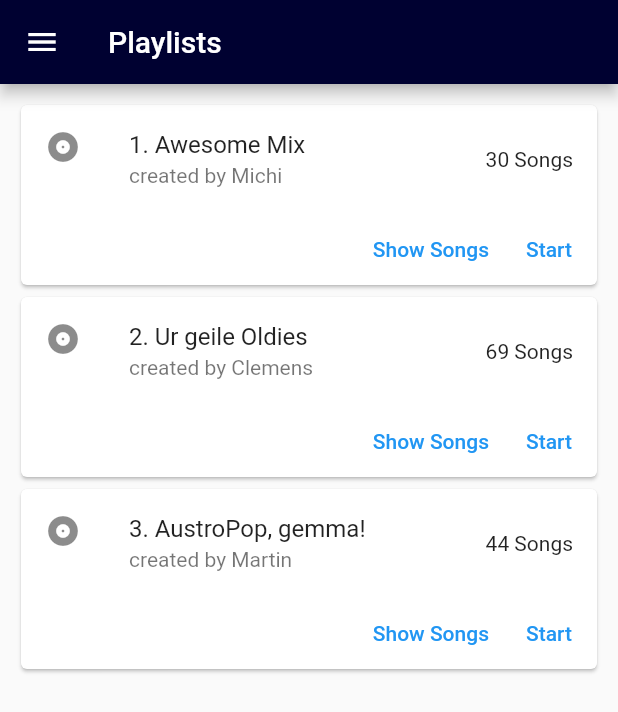
After one commit to ClemensWon/RaspPlayer, a Flutter app: the PlaylistsScreen screen opened by its route, on a phone screen of 412 x 824 dp. The commit adds this screen. Shown: the top 712 px of the screen. Run offline on Flutter 3.47's test engine with Material 2 defaults, Android fonts, the phone set to English and light mode, and no system bars.

Commit message:
Added PlaylistsScreen
Created PlaylistsScreen and Component

```diff
--- a/raspplayer_app/lib/Components/NavigationDrawer.dart
+++ b/raspplayer_app/lib/Components/NavigationDrawer.dart
@@ -40,6 +40,13 @@ class NavigationDrawer extends StatelessWidget {
               },
             ),
             ListTile(
+              leading: Icon(Icons.playlist_play),
+              title: Text('Playlists'),
+              onTap: () {
+                Navigator.pushReplacementNamed(context, 'Playlists');
+              },
+            ),
+            ListTile(
               leading: Icon(Icons.supervised_user_circle_rounded),
               title: Text('User List'),
               onTap: () {
--- /dev/null
+++ b/raspplayer_app/lib/Components/PlayListItem.dart
@@ -0,0 +1,53 @@
+import 'package:flutter/cupertino.dart';
+import 'package:flutter/material.dart';
+
+class PlayListItem extends StatelessWidget {
+  final int id;
+  final String playlistTitle;
+  final String username;
+  final int totalSongs;
+
+  PlayListItem({this.id, this.playlistTitle = 'Playlist', this.username = 'User', this.totalSongs});
+
+  @override
+  Widget build(BuildContext context) {
+      return Center(
+        child: Card(
+          child: Column(
+            mainAxisSize: MainAxisSize.min,
+            children: <Widget> [
+              ListTile(
+                leading: Icon(Icons.album),
+                title: Text(
+                    id.toString() + '. ' + playlistTitle
+                ),
+                subtitle: Text(
+                    'created by ' + username
+                ),
+                trailing: Text(
+                    totalSongs.toString() + ' Songs'
+                )
+              ),
+              Row(
+                mainAxisAlignment: MainAxisAlignment.end,
+                children: <Widget>[
+                  TextButton(
+                      onPressed: () {
+                        Navigator.pushNamed(context, 'Playlist');
+                      },
+                      child: Text('Show Songs'),
+                  ),
+                  TextButton(
+                      onPressed: () {
+                        Navigator.pushNamed(context, 'Main');
+                      },
+                      child: Text('Start'),
+                  ),
+                ],
+              ),
+            ],
+          ),
+        ),
+      );
+  }
+}
--- /dev/null
+++ b/raspplayer_app/lib/Screens/PlaylistsScreen.dart
@@ -0,0 +1,65 @@
+import 'package:flutter/cupertino.dart';
+import 'package:flutter/material.dart';
+import 'package:raspplayer_app/Components/NavigationDrawer.dart';
+import 'package:raspplayer_app/Components/PlayListItem.dart';
+
+class PlaylistsScreen extends StatefulWidget {
+  @override
+  State<StatefulWidget> createState() => PlaylistsScreenState();
+}
+
+class PlaylistsScreenState extends State<PlaylistsScreen> {
+  final List<PlayListItem> playlistList = <PlayListItem>[
+    PlayListItem(
+      id: 1,
+      playlistTitle: 'Awesome Mix',
+      username: 'Michi',
+      totalSongs: 30,
+    ),
+    PlayListItem(
+      id: 2,
+      playlistTitle: 'Ur geile Oldies',
+      username: 'Clemens',
+      totalSongs: 69,
+    ),
+    PlayListItem(
+      id: 3,
+      playlistTitle: 'AustroPop, gemma!',
+      username: 'Martin',
+      totalSongs: 44,
+    ),
+  ];
+
+  Widget playListItemTemplate(playlist) {
+    return Card(
+      margin: EdgeInsets.fromLTRB(16, 16, 16, 16),
+      child: Column(
+        children: <Widget> [
+          Text(
+            playlist.playlistTitle,
+          ),
+          SizedBox(height: 6),
+          Text(playlist.username),
+        ],
+      ),
+    );
+  }
+
+  @override
+  Widget build(BuildContext context) {
+    // TODO: implement build
+    return Scaffold(
+      appBar: AppBar(
+        title: Text('Playlists'),
+      ),
+      drawer: NavigationDrawer(),
+      body: Container(
+          width: double.infinity,
+          margin: EdgeInsets.all(10),
+          child: ListView(
+            children: playlistList,
+          ),
+      )
+    );
+  }
+}
--- a/raspplayer_app/lib/main.dart
+++ b/raspplayer_app/lib/main.dart
@@ -3,6 +3,7 @@ import 'package:raspplayer_app/Screens/AboutScreen.dart';
 import 'package:raspplayer_app/Screens/DeviceOptionsScreen.dart';
 import 'package:raspplayer_app/Screens/HelpScreen.dart';
 import 'package:raspplayer_app/Screens/LibaryScreen.dart';
+import 'package:raspplayer_app/Screens/PlaylistsScreen.dart';
 import 'package:raspplayer_app/Screens/MainScreen.dart';
 import 'package:raspplayer_app/Screens/PlaylistScreen.dart';
 import 'package:raspplayer_app/Screens/StatisticsScreen.dart';
@@ -37,6 +38,7 @@ class MyApp extends StatelessWidget {
         'DeviceOptions': (context) => DeviceOptionsScreen(),
         'Help': (context) => HelpScreen(),
         'Library': (context) => LibraryScreen(),
+        'Playlists': (context) => PlaylistsScreen(),
         'Main': (context) => MainScreen(),
         'Statistics': (context) => StatisticsScreen(),
         'UserList': (context) => UserListScreen(),
```
